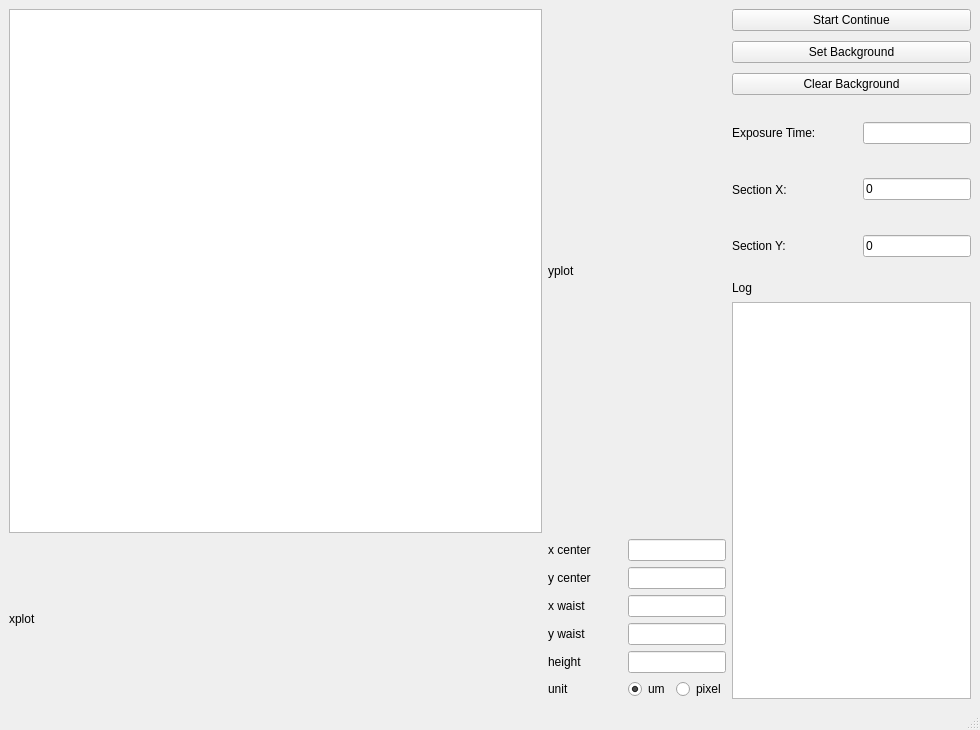
First picture: the form in FlirCamWindow.ui, repository cyqian97/FlirCamBeamFitter, before the edit.
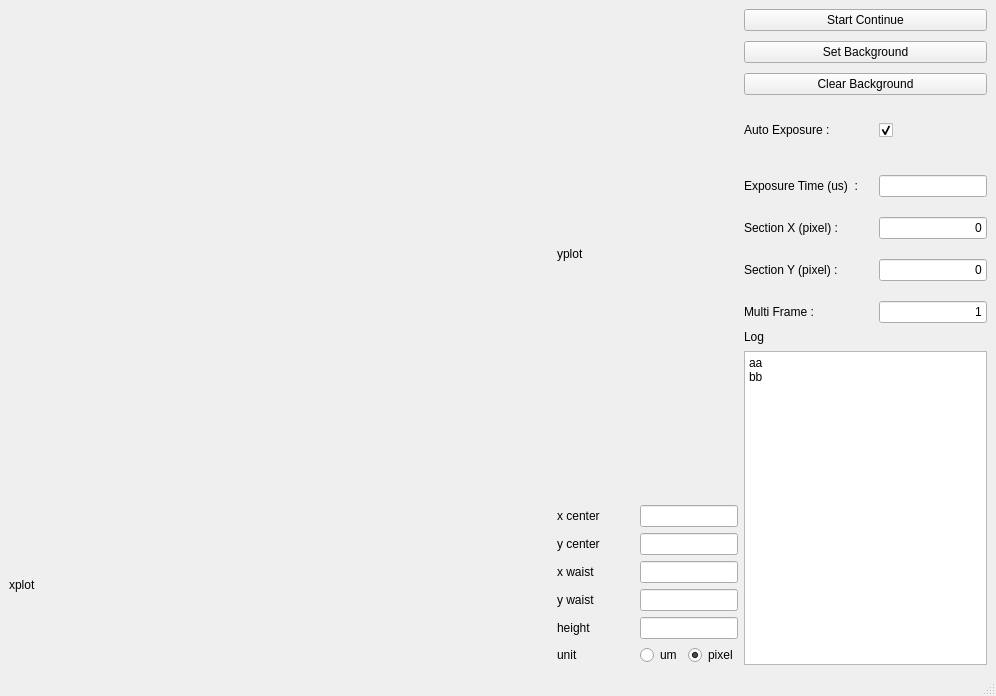
Second picture: the form after the edit.

Patch:
```diff
--- a/FlirCamWindow.ui
+++ b/FlirCamWindow.ui
@@ -6,8 +6,8 @@
    <rect>
     <x>0</x>
     <y>0</y>
-    <width>980</width>
-    <height>730</height>
+    <width>996</width>
+    <height>696</height>
    </rect>
   </property>
   <property name="windowTitle">
@@ -25,9 +25,6 @@
      <layout class="QHBoxLayout" name="horizontalLayoutWhole" stretch="3,1">
       <item>
        <layout class="QGridLayout" name="gridLayoutImage" rowstretch="3,1" columnstretch="3,1">
-        <item row="0" column="0">
-         <widget class="QGraphicsView" name="graphicsView"/>
-        </item>
         <item row="0" column="1">
          <widget class="QLabel" name="labelyplot">
           <property name="text">
@@ -87,19 +84,63 @@
            </widget>
           </item>
           <item row="2" column="1">
-           <widget class="QLineEdit" name="lineEditxWaist"/>
+           <widget class="QLineEdit" name="lineEditxWaist">
+            <property name="enabled">
+             <bool>true</bool>
+            </property>
+            <property name="alignment">
+             <set>Qt::AlignRight|Qt::AlignTrailing|Qt::AlignVCenter</set>
+            </property>
+           </widget>
           </item>
           <item row="0" column="1">
-           <widget class="QLineEdit" name="lineEditxCenter"/>
+           <widget class="QLineEdit" name="lineEditxCenter">
+            <property name="enabled">
+             <bool>true</bool>
+            </property>
+            <property name="layoutDirection">
+             <enum>Qt::RightToLeft</enum>
+            </property>
+            <property name="alignment">
+             <set>Qt::AlignRight|Qt::AlignTrailing|Qt::AlignVCenter</set>
+            </property>
+           </widget>
           </item>
           <item row="1" column="1">
-           <widget class="QLineEdit" name="lineEdityCenter"/>
+           <widget class="QLineEdit" name="lineEdityCenter">
+            <property name="enabled">
+             <bool>true</bool>
+            </property>
+            <property name="layoutDirection">
+             <enum>Qt::RightToLeft</enum>
+            </property>
+            <property name="text">
+             <string/>
+            </property>
+            <property name="alignment">
+             <set>Qt::AlignRight|Qt::AlignTrailing|Qt::AlignVCenter</set>
+            </property>
+           </widget>
           </item>
           <item row="3" column="1">
-           <widget class="QLineEdit" name="lineEdityWaist"/>
+           <widget class="QLineEdit" name="lineEdityWaist">
+            <property name="enabled">
+             <bool>true</bool>
+            </property>
+            <property name="alignment">
+             <set>Qt::AlignRight|Qt::AlignTrailing|Qt::AlignVCenter</set>
+            </property>
+           </widget>
           </item>
           <item row="4" column="1">
-           <widget class="QLineEdit" name="lineEditHeight"/>
+           <widget class="QLineEdit" name="lineEditHeight">
+            <property name="enabled">
+             <bool>true</bool>
+            </property>
+            <property name="alignment">
+             <set>Qt::AlignRight|Qt::AlignTrailing|Qt::AlignVCenter</set>
+            </property>
+           </widget>
           </item>
           <item row="5" column="1">
            <layout class="QHBoxLayout" name="horizontalLayoutUnit">
@@ -109,7 +150,7 @@
                <string>um</string>
               </property>
               <property name="checked">
-               <bool>true</bool>
+               <bool>false</bool>
               </property>
              </widget>
             </item>
@@ -118,21 +159,46 @@
               <property name="text">
                <string>pixel</string>
               </property>
+              <property name="checked">
+               <bool>true</bool>
+              </property>
              </widget>
             </item>
            </layout>
           </item>
          </layout>
         </item>
+        <item row="0" column="0">
+         <widget class="QLabel" name="labelImage">
+          <property name="sizePolicy">
+           <sizepolicy hsizetype="Ignored" vsizetype="Ignored">
+            <horstretch>0</horstretch>
+            <verstretch>0</verstretch>
+           </sizepolicy>
+          </property>
+          <property name="maximumSize">
+           <size>
+            <width>4000</width>
+            <height>3000</height>
+           </size>
+          </property>
+          <property name="text">
+           <string/>
+          </property>
+          <property name="scaledContents">
+           <bool>true</bool>
+          </property>
+         </widget>
+        </item>
        </layout>
       </item>
       <item>
-       <layout class="QVBoxLayout" name="verticalLayoutRight" stretch="2,0,3">
+       <layout class="QVBoxLayout" name="verticalLayoutRight" stretch="0,0,0">
         <property name="spacing">
          <number>7</number>
         </property>
         <item>
-         <layout class="QVBoxLayout" name="verticalLayoutControl" stretch="0,0,0,1">
+         <layout class="QVBoxLayout" name="verticalLayoutControl" stretch="0,0,0,2">
           <property name="spacing">
            <number>10</number>
           </property>
@@ -176,67 +242,128 @@
            </widget>
           </item>
           <item>
-           <layout class="QGridLayout" name="gridLayoutControlValues" columnstretch="1,0" columnminimumwidth="0,0">
+           <layout class="QGridLayout" name="gridLayoutControlValues" rowstretch="1,0,0,0,0" columnstretch="1,0">
             <property name="horizontalSpacing">
              <number>7</number>
             </property>
             <property name="verticalSpacing">
-             <number>0</number>
+             <number>20</number>
             </property>
-            <item row="1" column="0">
-             <widget class="QLabel" name="label_8">
+            <item row="3" column="1" alignment="Qt::AlignVCenter">
+             <widget class="QLineEdit" name="lineEditSectionY">
+              <property name="sizePolicy">
+               <sizepolicy hsizetype="Expanding" vsizetype="Expanding">
+                <horstretch>0</horstretch>
+                <verstretch>0</verstretch>
+               </sizepolicy>
+              </property>
               <property name="text">
-               <string>Section X:</string>
+               <string>0</string>
               </property>
+              <property name="alignment">
+               <set>Qt::AlignRight|Qt::AlignTrailing|Qt::AlignVCenter</set>
+              </property>
              </widget>
             </item>
-            <item row="0" column="1" alignment="Qt::AlignVCenter">
-             <widget class="QLineEdit" name="lineEditExposureTime">
+            <item row="2" column="1" alignment="Qt::AlignVCenter">
+             <widget class="QLineEdit" name="lineEditSectionX">
               <property name="sizePolicy">
                <sizepolicy hsizetype="Expanding" vsizetype="Expanding">
                 <horstretch>0</horstretch>
                 <verstretch>0</verstretch>
                </sizepolicy>
               </property>
-             </widget>
-            </item>
-            <item row="0" column="0">
-             <widget class="QLabel" name="labelExposure">
               <property name="text">
-               <string>Exposure Time:</string>
+               <string>0</string>
+              </property>
+              <property name="alignment">
+               <set>Qt::AlignRight|Qt::AlignTrailing|Qt::AlignVCenter</set>
               </property>
              </widget>
             </item>
             <item row="2" column="0">
+             <widget class="QLabel" name="label_8">
+              <property name="text">
+               <string>Section X (pixel) :</string>
+              </property>
+             </widget>
+            </item>
+            <item row="3" column="0">
              <widget class="QLabel" name="label_9">
               <property name="text">
-               <string>Section Y:</string>
+               <string>Section Y (pixel) :</string>
+              </property>
+             </widget>
+            </item>
+            <item row="1" column="0">
+             <widget class="QLabel" name="labelExposure">
+              <property name="text">
+               <string>Exposure Time (us)  :</string>
               </property>
              </widget>
             </item>
             <item row="1" column="1" alignment="Qt::AlignVCenter">
-             <widget class="QLineEdit" name="lineEditSectionX">
+             <widget class="QLineEdit" name="lineEditExposureTime">
               <property name="sizePolicy">
                <sizepolicy hsizetype="Expanding" vsizetype="Expanding">
                 <horstretch>0</horstretch>
                 <verstretch>0</verstretch>
                </sizepolicy>
               </property>
+              <property name="alignment">
+               <set>Qt::AlignRight|Qt::AlignTrailing|Qt::AlignVCenter</set>
+              </property>
+             </widget>
+            </item>
+            <item row="4" column="1">
+             <widget class="QLineEdit" name="lineEdit">
+              <property name="sizePolicy">
+               <sizepolicy hsizetype="MinimumExpanding" vsizetype="Fixed">
+                <horstretch>0</horstretch>
+                <verstretch>0</verstretch>
+               </sizepolicy>
+              </property>
               <property name="text">
-               <string>0</string>
+               <string>1</string>
               </property>
+              <property name="alignment">
+               <set>Qt::AlignRight|Qt::AlignTrailing|Qt::AlignVCenter</set>
+              </property>
              </widget>
             </item>
-            <item row="2" column="1" alignment="Qt::AlignVCenter">
-             <widget class="QLineEdit" name="lineEditSectionY">
+            <item row="0" column="0">
+             <widget class="QLabel" name="labelAutoExposure">
+              <property name="text">
+               <string>Auto Exposure :</string>
+              </property>
+             </widget>
+            </item>
+            <item row="4" column="0">
+             <widget class="QLabel" name="label">
+              <property name="text">
+               <string>Multi Frame :</string>
+              </property>
+             </widget>
+            </item>
+            <item row="0" column="1">
+             <widget class="QCheckBox" name="checkBoxAutoExposure">
               <property name="sizePolicy">
                <sizepolicy hsizetype="Expanding" vsizetype="Expanding">
                 <horstretch>0</horstretch>
                 <verstretch>0</verstretch>
                </sizepolicy>
               </property>
+              <property name="layoutDirection">
+               <enum>Qt::LeftToRight</enum>
+              </property>
+              <property name="autoFillBackground">
+               <bool>false</bool>
+              </property>
               <property name="text">
-               <string>0</string>
+               <string/>
+              </property>
+              <property name="checked">
+               <bool>true</bool>
               </property>
              </widget>
             </item>
@@ -252,7 +379,12 @@
          </widget>
         </item>
         <item>
-         <widget class="QTextBrowser" name="textBrowserLog"/>
+         <widget class="QPlainTextEdit" name="plainTextEdit">
+          <property name="plainText">
+           <string>aa
+bb</string>
+          </property>
+         </widget>
         </item>
        </layout>
       </item>
```
Left out of the diff: 4 changed lines with no effect on the pictures.
